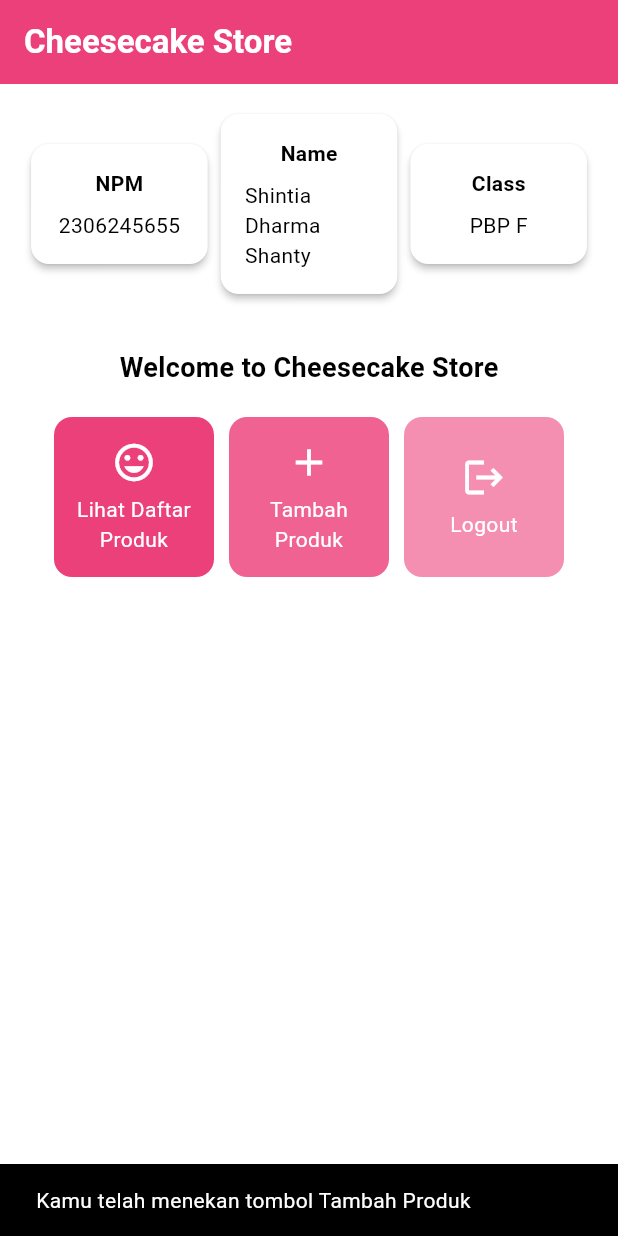
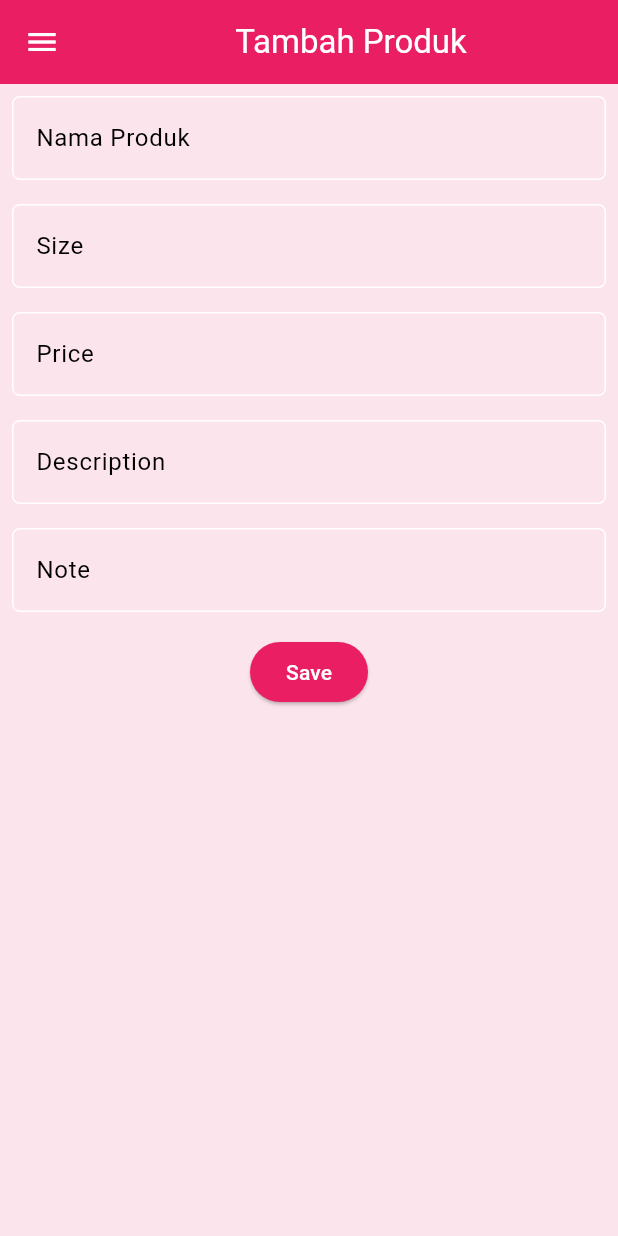
Before and after one commit to shintiadharma/cheesecake-store-mobile, a Flutter app: the screen it shows after launch, after a tap on "Tambah Produk", on a phone screen of 412 x 824 dp. Run offline on Flutter 3.47's test engine with Material 3 defaults, Android fonts, the phone set to English and light mode, and no system bars.

Commit message:
menyelesaikan tugas 8

```diff
--- a/lib/main.dart
+++ b/lib/main.dart
@@ -1,5 +1,6 @@
 import 'package:flutter/material.dart';
-import 'package:cheesecakestore_mobile/menu.dart';
+import 'package:cheesecakestore_mobile/screens/menu.dart';
+import 'package:cheesecakestore_mobile/screens/productentry_form.dart';
 
 void main() {
   runApp(const MyApp());
@@ -8,32 +9,23 @@ void main() {
 class MyApp extends StatelessWidget {
   const MyApp({super.key});
 
-  // This widget is the root of your application.
   @override
   Widget build(BuildContext context) {
     return MaterialApp(
-      title: 'Flutter Demo',
+      title: 'Cheesecake Store',
       theme: ThemeData(
-        // This is the theme of your application.
-        //
-        // TRY THIS: Try running your application with "flutter run". You'll see
-        // the application has a purple toolbar. Then, without quitting the app,
-        // try changing the seedColor in the colorScheme below to Colors.green
-        // and then invoke "hot reload" (save your changes or press the "hot
-        // reload" button in a Flutter-supported IDE, or press "r" if you used
-        // the command line to start the app).
-        //
-        // Notice that the counter didn't reset back to zero; the application
-        // state is not lost during the reload. To reset the state, use hot
-        // restart instead.
-        //
-        // This works for code too, not just values: Most code changes can be
-        // tested with just a hot reload.
-         colorScheme: ColorScheme.fromSwatch(
-              primarySwatch: Colors.deepPurple,
-        ).copyWith(secondary: Colors.deepPurple[400]),
+        primaryColor: Color(0xFFF48FB1),
+        scaffoldBackgroundColor: Colors.pink[50],
+        colorScheme: ColorScheme.fromSwatch().copyWith(
+          primary: Colors.pink,
+          secondary: Colors.pink,
+        ),
       ),
       home: MyHomePage(),
+      routes: {
+        '/home': (context) => MyHomePage(),
+        '/add-item': (context) => ProductEntryFormPage(),
+      },
     );
   }
 }
--- a/lib/menu.dart
+++ /dev/null
@@ -1,156 +0,0 @@
-import 'package:flutter/material.dart';
-
-class MyHomePage extends StatelessWidget {
-  MyHomePage({super.key});
-
-  final String npm = '2306245655';
-  final String name = 'Shintia Dharma Shanty';
-  final String className = 'PBP F';
-
-  final List<ItemHomepage> items = [
-    ItemHomepage("Lihat Daftar Produk", Icons.mood, Colors.pink[400]!, "Kamu telah menekan tombol Lihat Daftar Produk"),
-    ItemHomepage("Tambah Produk", Icons.add, Colors.pink[300]!, "Kamu telah menekan tombol Tambah Produk"),
-    ItemHomepage("Logout", Icons.logout, Colors.pink[200]!, "Kamu telah menekan tombol Logout"),
-  ];
-
-  @override
-  Widget build(BuildContext context) {
-    return Scaffold(
-      appBar: AppBar(
-        title: const Text(
-          'Cheesecake Store',
-          style: TextStyle(
-            color: Colors.white,
-            fontWeight: FontWeight.bold,
-          ),
-        ),
-        backgroundColor: Colors.pink[400],  // Changed AppBar to soft pink
-      ),
-      body: Padding(
-        padding: const EdgeInsets.all(16.0),
-        child: Column(
-          crossAxisAlignment: CrossAxisAlignment.center,
-          children: [
-            Row(
-              mainAxisAlignment: MainAxisAlignment.spaceEvenly,
-              children: [
-                InfoCard(title: 'NPM', content: npm),
-                InfoCard(title: 'Name', content: name),
-                InfoCard(title: 'Class', content: className),
-              ],
-            ),
-            const SizedBox(height: 16.0),
-            Center(
-              child: Column(
-                children: [
-                  const Padding(
-                    padding: EdgeInsets.only(top: 16.0),
-                    child: Text(
-                      'Welcome to Cheesecake Store',
-                      style: TextStyle(
-                        fontWeight: FontWeight.bold,
-                        fontSize: 18.0,
-                      ),
-                    ),
-                  ),
-                  GridView.count(
-                    primary: true,
-                    padding: const EdgeInsets.all(20),
-                    crossAxisSpacing: 10,
-                    mainAxisSpacing: 10,
-                    crossAxisCount: 3,
-                    shrinkWrap: true,
-                    children: items.map((ItemHomepage item) {
-                      return ItemCard(item);
-                    }).toList(),
-                  ),
-                ],
-              ),
-            ),
-          ],
-        ),
-      ),
-    );
-  }
-}
-
-class InfoCard extends StatelessWidget {
-  final String title;
-  final String content;
-
-  const InfoCard({super.key, required this.title, required this.content});
-
-  @override
-  Widget build(BuildContext context) {
-    return Card(
-      elevation: 2.0,
-      child: Container(
-        width: MediaQuery.of(context).size.width / 3.5,
-        padding: const EdgeInsets.all(16.0),
-        child: Column(
-          children: [
-            Text(
-              title,
-              style: const TextStyle(fontWeight: FontWeight.bold),
-            ),
-            const SizedBox(height: 8.0),
-            Text(content),
-          ],
-        ),
-      ),
-    );
-  }
-}
-
-class ItemHomepage {
-  final String name;
-  final IconData icon;
-  final Color color;
-  final String snackbarMessage;
-
-  ItemHomepage(this.name, this.icon, this.color, this.snackbarMessage);
-}
-
-class ItemCard extends StatelessWidget {
-  final ItemHomepage item;
-
-  const ItemCard(this.item, {super.key});
-
-  @override
-  Widget build(BuildContext context) {
-    return Material(
-      color: item.color,
-      borderRadius: BorderRadius.circular(12),
-      child: InkWell(
-        onTap: () {
-          ScaffoldMessenger.of(context)
-            ..hideCurrentSnackBar()
-            ..showSnackBar(
-              SnackBar(content: Text(item.snackbarMessage)),
-            );
-        },
-        child: Container(
-          padding: const EdgeInsets.all(8),
-          child: Center(
-            child: Column(
-              mainAxisAlignment: MainAxisAlignment.center,
-              children: [
-                Icon(
-                  item.icon,
-                  color: Colors.white,
-                  size: 30.0,
-                ),
-                const Padding(padding: EdgeInsets.all(3)),
-                Text(
-                  item.name,
-                  textAlign: TextAlign.center,
-                  style: const TextStyle(color: Colors.white),
-                ),
-              ],
-            ),
-          ),
-        ),
-      ),
-    );
-  }
-}
--- /dev/null
+++ b/lib/screens/menu.dart
@@ -0,0 +1,86 @@
+import 'package:flutter/material.dart';
+import 'package:cheesecakestore_mobile/widgets/left_drawer.dart';
+import 'package:cheesecakestore_mobile/widgets/product_card.dart';
+
+class MyHomePage extends StatelessWidget {
+  final String npm = '2306245655';
+  final String name = 'Shintia Dharma Shanty';
+  final String className = 'PBP F';
+
+  MyHomePage({super.key});
+
+  final List<ItemHomepage> items = [
+    ItemHomepage("Lihat Daftar Produk", Icons.shopping_cart, Colors.pink[300]!, "Kamu telah menekan tombol Lihat Daftar Produk"),
+    ItemHomepage("Tambah Produk", Icons.add, Colors.pink[200]!, "Kamu telah menekan tombol Tambah Produk"),
+    ItemHomepage("Logout", Icons.logout, Colors.pink[100]!, "Kamu telah menekan tombol Logout"),
+  ];
+
+  @override
+  Widget build(BuildContext context) {
+    return Scaffold(
+      appBar: AppBar(
+        title: const Text(
+          'Cheesecake Store',
+          style: TextStyle(
+            color: Colors.white,
+            fontWeight: FontWeight.bold,
+          ),
+        ),
+        backgroundColor: Colors.pink, // Sesuaikan warna AppBar
+      ),
+      drawer: const LeftDrawer(),
+      body: Center(
+        child: SingleChildScrollView(
+          child: Padding(
+            padding: const EdgeInsets.all(10.0), // Set padding dari halaman
+            child: Column(
+              mainAxisAlignment: MainAxisAlignment.center, // Posisikan konten di tengah secara vertikal
+              children: <Widget>[
+                // Info cards for NPM, Name, and Class
+                Row(
+                  mainAxisAlignment: MainAxisAlignment.spaceEvenly,
+                  children: [
+                    InfoCard(title: 'NPM', content: npm),
+                    InfoCard(title: 'Nama', content: name),
+                    InfoCard(title: 'Kelas', content: className),
+                  ],
+                ),
+                const SizedBox(height: 16.0), // Spacing between info cards and welcome text
+
+                Padding(
+                  padding: const EdgeInsets.only(top: 10.0, bottom: 10.0),
+                  child: Text(
+                    'Welcome to Cheesecake Store!', // Tambahkan teks selamat datang
+                    textAlign: TextAlign.center,
+                    style: TextStyle(
+                      fontSize: 24,
+                      fontWeight: FontWeight.bold,
+                      color: Colors.grey.shade900,
+                    ),
+                  ),
+                ),
+
+                const SizedBox(height: 16.0), // Spacing between welcome text and grid
+
+                // Grid layout
+                Center(
+                  child: GridView.count(
+                    primary: false,
+                    padding: const EdgeInsets.all(10), // Kurangi padding
+                    crossAxisSpacing: 5, // Kurangi jarak horizontal antar card
+                    mainAxisSpacing: 5, // Kurangi jarak vertikal antar card
+                    crossAxisCount: 3, // Jumlah kolom dalam grid
+                    shrinkWrap: true,
+                    children: items.map((ItemHomepage item) {
+                      return ItemCard(item); // Menggunakan ItemCard untuk menampilkan item
+                    }).toList(),
+                  ),
+                ),
+              ],
+            ),
+          ),
+        ),
+      ),
+    );
+  }
+}
--- /dev/null
+++ b/lib/screens/productentry_form.dart
@@ -0,0 +1,213 @@
+import 'package:flutter/material.dart';
+import 'package:cheesecakestore_mobile/widgets/left_drawer.dart';
+
+class ProductEntryFormPage extends StatefulWidget {
+  const ProductEntryFormPage({super.key});
+
+  @override
+  State<ProductEntryFormPage> createState() => _ProductEntryFormPageState();
+}
+
+class _ProductEntryFormPageState extends State<ProductEntryFormPage> {
+  final _formKey = GlobalKey<FormState>();
+
+  String _name = "";
+  String _size = "";
+  int _price = 0;
+  String _description = "";
+  String _note = "";
+
+  @override
+  Widget build(BuildContext context) {
+    return Scaffold(
+      appBar: AppBar(
+        title: const Center(
+          child: Text(
+            'Tambah Produk',
+          ),
+        ),
+        backgroundColor: Theme.of(context).colorScheme.primary,
+        foregroundColor: Colors.white,
+      ),
+      drawer: const LeftDrawer(),
+      body: Form(
+        key: _formKey,
+        child: SingleChildScrollView(
+          child: Column(
+            crossAxisAlignment: CrossAxisAlignment.start,
+            children: [
+              Padding(
+                padding: const EdgeInsets.all(8.0),
+                child: TextFormField(
+                  decoration: InputDecoration(
+                    hintText: "Nama Produk",
+                    labelText: "Nama Produk",
+                    border: OutlineInputBorder(
+                      borderRadius: BorderRadius.circular(5.0),
+                    ),
+                  ),
+                  onChanged: (String? value) {
+                    setState(() {
+                      _name = value!;
+                    });
+                  },
+                  validator: (String? value) {
+                    if (value == null || value.isEmpty) {
+                      return "Nama Produk tidak boleh kosong!";
+                    }
+                    return null;
+                  },
+                ),
+              ),
+              Padding(
+                padding: const EdgeInsets.all(8.0),
+                child: TextFormField(
+                  decoration: InputDecoration(
+                    hintText: "Size",
+                    labelText: "Size",
+                    border: OutlineInputBorder(
+                      borderRadius: BorderRadius.circular(5.0),
+                    ),
+                  ),
+                  onChanged: (String? value) {
+                    setState(() {
+                      _size = value!;
+                    });
+                  },
+                  validator: (String? value) {
+                    if (value == null || value.isEmpty) {
+                      return "Size tidak boleh kosong!";
+                    }
+                    return null;
+                  },
+                ),
+              ),
+              Padding(
+                padding: const EdgeInsets.all(8.0),
+                child: TextFormField(
+                  decoration: InputDecoration(
+                    hintText: "Price",
+                    labelText: "Price",
+                    border: OutlineInputBorder(
+                      borderRadius: BorderRadius.circular(5.0),
+                    ),
+                  ),
+                  keyboardType: TextInputType.number,
+                  onChanged: (String? value) {
+                    setState(() {
+                      _price = int.tryParse(value!) ?? 0;
+                    });
+                  },
+                  validator: (String? value) {
+                    if (value == null || value.isEmpty) {
+                      return "Price tidak boleh kosong!";
+                    }
+                    if (int.tryParse(value) == null) {
+                      return "Price must be a number!";
+                    }
+                    return null;
+                  },
+                ),
+              ),
+              Padding(
+                padding: const EdgeInsets.all(8.0),
+                child: TextFormField(
+                  decoration: InputDecoration(
+                    hintText: "Description",
+                    labelText: "Description",
+                    border: OutlineInputBorder(
+                      borderRadius: BorderRadius.circular(5.0),
+                    ),
+                  ),
+                  onChanged: (String? value) {
+                    setState(() {
+                      _description = value!;
+                    });
+                  },
+                  validator: (String? value) {
+                    if (value == null || value.isEmpty) {
+                      return "Description tidak boleh kosong!";
+                    }
+                    return null;
+                  },
+                ),
+              ),
+              Padding(
+                padding: const EdgeInsets.all(8.0),
+                child: TextFormField(
+                  decoration: InputDecoration(
+                    hintText: "Note",
+                    labelText: "Note",
+                    border: OutlineInputBorder(
+                      borderRadius: BorderRadius.circular(5.0),
+                    ),
+                  ),
+                  onChanged: (String? value) {
+                    setState(() {
+                      _note = value!;
+                    });
+                  },
+                  validator: (String? value) {
+                    if (value == null || value.isEmpty) {
+                      return "Note tidak boleh kosong!";
+                    }
+                    return null;
+                  },
+                ),
+              ),
+              Align(
+                alignment: Alignment.bottomCenter,
+                child: Padding(
+                  padding: const EdgeInsets.all(8.0),
+                  child: ElevatedButton(
+                    style: ButtonStyle(
+                      backgroundColor: MaterialStateProperty.all(
+                          Theme.of(context).colorScheme.primary),
+                    ),
+                    onPressed: () {
+                      if (_formKey.currentState!.validate()) {
+                        showDialog(
+                          context: context,
+                          builder: (context) {
+                            return AlertDialog(
+                              title: const Text('Product Added Successfully!'),
+                              content: SingleChildScrollView(
+                                child: Column(
+                                  crossAxisAlignment: CrossAxisAlignment.start,
+                                  children: [
+                                    Text('Name: $_name'),
+                                    Text('Size: $_size'),
+                                    Text('Price: $_price'),
+                                    Text('Description: $_description'),
+                                    Text('Note: $_note'),
+                                  ],
+                                ),
+                              ),
+                              actions: [
+                                TextButton(
+                                  child: const Text('OK'),
+                                  onPressed: () {
+                                    Navigator.pop(context);
+                                    _formKey.currentState!.reset();
+                                  },
+                                ),
+                              ],
+                            );
+                          },
+                        );
+                      }
+                    },
+                    child: const Text(
+                      "Save",
+                      style: TextStyle(color: Colors.white),
+                    ),
+                  ),
+                ),
+              ),
+            ],
+          ),
+        ),
+      ),
+    );
+  }
+}
--- /dev/null
+++ b/lib/widgets/left_drawer.dart
@@ -0,0 +1,69 @@
+import 'package:flutter/material.dart';
+import 'package:cheesecakestore_mobile/screens/menu.dart';
+import 'package:cheesecakestore_mobile/screens/productentry_form.dart';
+
+class LeftDrawer extends StatelessWidget {
+  const LeftDrawer({super.key});
+
+  @override
+  Widget build(BuildContext context) {
+    return Drawer(
+      child: ListView(
+        children: [
+          DrawerHeader(
+            decoration: BoxDecoration(
+              color: Theme.of(context).colorScheme.primary,
+            ),
+            child: const Column(
+              children: [
+                Text(
+                  'Cheesecake Store',
+                  textAlign: TextAlign.center,
+                  style: TextStyle(
+                    fontSize: 24,
+                    fontWeight: FontWeight.bold,
+                    color: Colors.white,
+                  ),
+                ),
+                Padding(padding: EdgeInsets.all(8)),
+                Text(
+                  "Produk Kami",
+                    textAlign: TextAlign.center,
+                    style: TextStyle(
+                      fontSize: 15,
+                      color: Colors.white,
+                      fontWeight: FontWeight.normal,
+                    ),
+                ),
+              ],
+            ),
+          ),
+          ListTile(
+            leading: const Icon(Icons.home_outlined),
+            title: const Text('Main Page'),
+            // Bagian redirection ke MyHomePage
+            onTap: () {
+              Navigator.pushReplacement(
+                  context,
+                  MaterialPageRoute(
+                    builder: (context) => MyHomePage(),
+                  ));
+            },
+          ),
+          ListTile(
+            leading: const Icon(Icons.shopping_cart), // Ganti ikon ke keranjang
+            title: const Text('Tambah Produk'),
+            // Bagian redirection ke ProductEntryFormPage
+            onTap: () {
+              Navigator.pushReplacement(
+              context,
+              MaterialPageRoute(
+                  builder: (context) => const ProductEntryFormPage(),
+              ));
+            },
+          ),
+        ],
+      ),
+    );
+  }
+}
--- /dev/null
+++ b/lib/widgets/product_card.dart
@@ -0,0 +1,105 @@
+import 'package:flutter/material.dart';
+import 'package:cheesecakestore_mobile/screens/productentry_form.dart';
+
+class  ItemHomepage {
+  final String name;
+  final IconData icon;
+  final Color color;
+  final String message;
+
+   ItemHomepage(this.name, this.icon, this.color, this.message);
+}
+
+class ItemCard extends StatelessWidget {
+  final ItemHomepage item;
+
+  const ItemCard(this.item, {super.key}); // Constructor
+
+  @override
+  Widget build(BuildContext context) {
+    return Material(
+      color: item.color, // Gunakan warna dari ItemHomepage
+      borderRadius: BorderRadius.circular(12),
+      child: InkWell(
+        onTap: () {
+          if (item.name == "Tambah Produk") {
+            // Navigasi ke form ProductEntryForm ketika "Add Product" dipencet
+            Navigator.push(
+              context,
+              MaterialPageRoute(builder: (context) => const ProductEntryFormPage()),
+            );
+          } else {
+            // Menampilkan SnackBar untuk item lainnya
+            ScaffoldMessenger.of(context)
+              ..hideCurrentSnackBar()
+              ..showSnackBar(SnackBar(
+                  content: Text("Kamu telah menekan tombol ${item.name}!")));
+          }
+        },
+        child: Container(
+          padding: const EdgeInsets.all(8),
+          child: Center(
+            child: Column(
+              mainAxisAlignment: MainAxisAlignment.center,
+              children: [
+                Icon(
+                  item.icon,
+                  color: Colors.white,
+                  size: 24.0, // Ukuran ikon
+                ),
+                const Padding(padding: EdgeInsets.all(3)),
+                Text(
+                  item.name,
+                  textAlign: TextAlign.center,
+                  style: const TextStyle(color: Colors.white, fontSize: 14), // Ukuran teks
+                ),
+              ],
+            ),
+          ),
+        ),
+      ),
+    );
+  }
+}
+
+class InfoCard extends StatelessWidget {
+  final String title;
+  final String content;
+
+  const InfoCard({super.key, required this.title, required this.content});
+
+  @override
+  Widget build(BuildContext context) {
+    return Card(
+      elevation: 4.0, // Tingkat bayangan yang sedikit lebih tinggi
+      shape: RoundedRectangleBorder(
+        borderRadius: BorderRadius.circular(12.0), // Membuat sudut melengkung lebih halus
+      ),
+      color: Colors.white, // Warna background untuk InfoCard
+      margin: const EdgeInsets.symmetric(vertical: 8.0, horizontal: 12.0), // Margin luar untuk jarak antar kartu
+      child: Container(
+        width: MediaQuery.of(context).size.width / 3.5, // Lebar kartu disesuaikan dengan layar
+        padding: const EdgeInsets.symmetric(vertical: 16.0, horizontal: 12.0), // Padding dalam kartu
+        child: Column(
+          crossAxisAlignment: CrossAxisAlignment.start, // Mengatur konten ke sisi kiri
+          children: [
+            Text(
+              title,
+              style: const TextStyle(
+                fontWeight: FontWeight.bold,
+                fontSize: 16.0, // Ukuran font yang sedikit lebih besar untuk judul
+              ),
+            ),
+            const SizedBox(height: 8.0),
+            Text(
+              content,
+              style: const TextStyle(
+                fontSize: 14.0, // Ukuran font yang lebih kecil untuk konten
+              ),
+            ),
+          ],
+        ),
+      ),
+    );
+  }
+}
```
Also changed, not shown: 1 other file.
